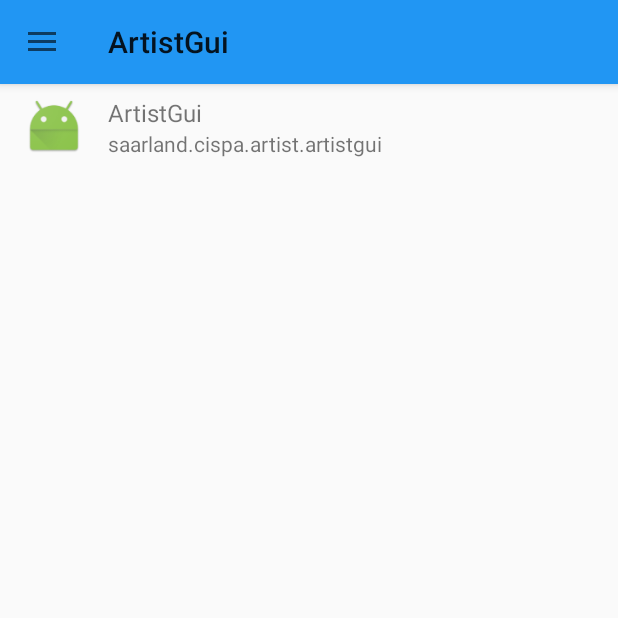
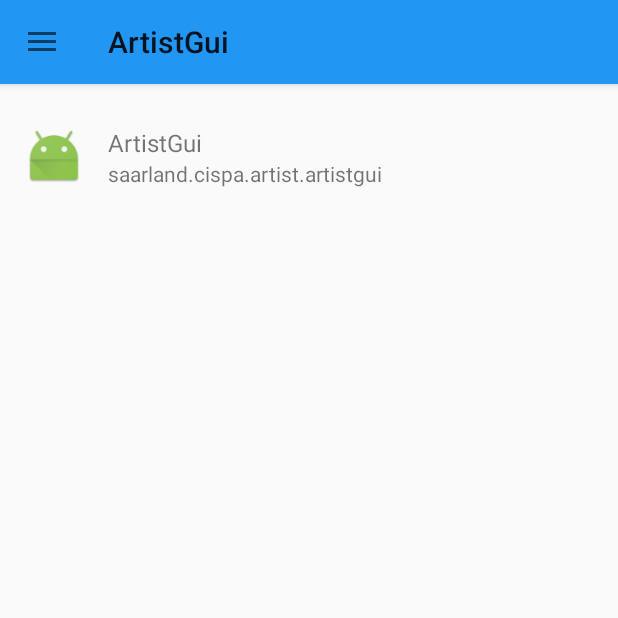
Before and after one commit to Project-ARTist/ArtistGui, an Android app: the fragment CompileFragment placed in its activity, on a phone screen of 412 x 824 dp, the top half of it. Run offline under Robolectric (Android 15) with nearby library versions, the phone set to English and light mode, and no system bars; libraries missing offline, so code that uses them is left out: trikita.log; 3 statements that could not run were skipped.

Commit message:
Apply material design paddings to views

```diff
--- a/app/src/main/java/saarland/cispa/artist/artistgui/InfoFragment.java
+++ b/app/src/main/java/saarland/cispa/artist/artistgui/InfoFragment.java
@@ -47,8 +47,7 @@ public class InfoFragment extends Fragment {
     @Override
     public View onCreateView(LayoutInflater inflater, @Nullable ViewGroup container,
                              @Nullable Bundle savedInstanceState) {
-        View view = inflater.inflate(R.layout.fragment_info, container, false);
-        mTextView = (TextView) view.findViewById(R.id.main_activity_textview);
+        mTextView = (TextView) inflater.inflate(R.layout.fragment_info, container, false);
 
         if (savedInstanceState == null) {
             setupTextView();
@@ -57,7 +56,7 @@ public class InfoFragment extends Fragment {
             mTextView.setText(versionText);
         }
 
-        return view;
+        return mTextView;
     }
 
     @Override
--- a/app/src/main/res/layout/app_list_entry.xml
+++ b/app/src/main/res/layout/app_list_entry.xml
@@ -4,42 +4,45 @@
     xmlns:tools="http://schemas.android.com/tools"
     android:layout_width="match_parent"
     android:layout_height="wrap_content"
+    android:background="?attr/selectableItemBackground"
+    android:minHeight="@dimen/list_entry_height"
     android:orientation="vertical"
-    android:minHeight="@dimen/list_entry_height"
-    android:paddingStart="@dimen/activity_horizontal_margin"
+    android:paddingBottom="@dimen/list_item_vertical_margin"
     android:paddingEnd="@dimen/activity_horizontal_margin"
-    android:background="?attr/selectableItemBackground">
+    android:paddingStart="0dp"
+    android:paddingTop="@dimen/list_item_vertical_margin">
 
     <ImageView
+        android:id="@+id/app_icon"
         android:layout_width="wrap_content"
         android:layout_height="wrap_content"
+        android:layout_marginStart="@dimen/activity_horizontal_margin"
+        android:adjustViewBounds="true"
+        android:contentDescription="@string/app_icon"
+        android:maxHeight="@dimen/app_icon_metrics"
+        android:maxWidth="@dimen/app_icon_metrics"
+        android:scaleType="centerInside"
+        app:layout_constraintLeft_toLeftOf="parent"
         app:layout_constraintTop_toTopOf="parent"
-        app:layout_constraintLeft_toLeftOf="parent"
-        android:maxWidth="@dimen/app_icon_metrics"
-        android:maxHeight="@dimen/app_icon_metrics"
-        android:adjustViewBounds="true"
-        android:scaleType="centerInside"
-        android:id="@+id/app_icon"
-        android:contentDescription="@string/app_icon"
-        tools:src="@drawable/ic_icon_compiler" />
+        tools:src="@mipmap/ic_launcher" />
 
     <TextView
-        android:layout_width="312dp"
+        android:id="@+id/app_name"
+        android:layout_width="wrap_content"
         android:layout_height="wrap_content"
-        android:layout_marginStart="56dp"
+        android:layout_marginStart="@dimen/content_left_margin"
+        android:textSize="@dimen/subheading_text_size"
+        app:layout_constraintLeft_toLeftOf="parent"
         app:layout_constraintTop_toTopOf="parent"
-        app:layout_constraintLeft_toLeftOf="parent"
-        android:id="@+id/app_name"
-        android:textSize="16sp"
         tools:text="App Name" />
 
     <TextView
+        android:id="@+id/package_name"
         android:layout_width="0dp"
         android:layout_height="wrap_content"
+        android:textSize="@dimen/body_text_size"
+        app:layout_constraintLeft_toLeftOf="@+id/app_name"
         app:layout_constraintTop_toBottomOf="@+id/app_name"
-        app:layout_constraintLeft_toLeftOf="@+id/app_name"
-        android:id="@+id/package_name"
-        android:textSize="14sp"
         tools:text="com.package.example" />
 
 </android.support.constraint.ConstraintLayout>
--- a/app/src/main/res/layout/fragment_package_list.xml
+++ b/app/src/main/res/layout/fragment_package_list.xml
@@ -1,8 +1,8 @@
 <?xml version="1.0" encoding="utf-8"?>
 <saarland.cispa.artist.artistgui.packagelist.view.PackageListView xmlns:android="http://schemas.android.com/apk/res/android"
     android:id="@+id/recycler_view"
-    android:paddingTop="@dimen/list_vertical_margin"
-    android:paddingBottom="@dimen/list_vertical_margin"
+    android:paddingTop="@dimen/vertical_content_margin"
+    android:paddingBottom="@dimen/vertical_content_margin"
     android:scrollbars="vertical"
     android:layout_width="match_parent"
     android:layout_height="match_parent" />
--- a/app/src/main/res/layout/main_content.xml
+++ b/app/src/main/res/layout/main_content.xml
@@ -1,6 +1,5 @@
 <?xml version="1.0" encoding="utf-8"?>
 <LinearLayout xmlns:android="http://schemas.android.com/apk/res/android"
-    xmlns:app="http://schemas.android.com/apk/res-auto"
     xmlns:tools="http://schemas.android.com/tools"
     android:layout_width="match_parent"
     android:layout_height="match_parent"
--- a/app/src/main/res/values-w820dp/dimens.xml
+++ b/app/src/main/res/values-w820dp/dimens.xml
@@ -3,5 +3,6 @@
          (such as screen margins) for screens with more than 820dp of available width. This
          would include 7" and 10" devices in landscape (~960dp and ~1280dp respectively). -->
     <dimen name="activity_horizontal_margin">24dp</dimen>
+    <dimen name="content_left_margin">80dp</dimen>
     <dimen name="list_entry_height">64dp</dimen>
 </resources>
--- a/app/src/main/res/values/dimens.xml
+++ b/app/src/main/res/values/dimens.xml
@@ -6,9 +6,17 @@
     <!-- Default screen margins, per the Android Design guidelines. -->
     <dimen name="activity_horizontal_margin">16dp</dimen>
     <dimen name="activity_vertical_margin">16dp</dimen>
+
     <dimen name="fab_margin">16dp</dimen>
 
-    <dimen name="list_vertical_margin">8dp</dimen>
+    <dimen name="vertical_content_margin">8dp</dimen>
     <dimen name="list_entry_height">72dp</dimen>
     <dimen name="app_icon_metrics">40dp</dimen>
+    <dimen name="content_left_margin">72dp</dimen>
+
+    <!-- Font sizes -->
+    <dimen name="subheading_text_size">16sp</dimen>
+    <dimen name="body_text_size">14sp</dimen>
+    <dimen name="list_item_vertical_margin">20dp</dimen>
+
 </resources>
```
Also changed, not shown: app/src/main/res/layout/fragment_info.xml (+7 -19 lines).
